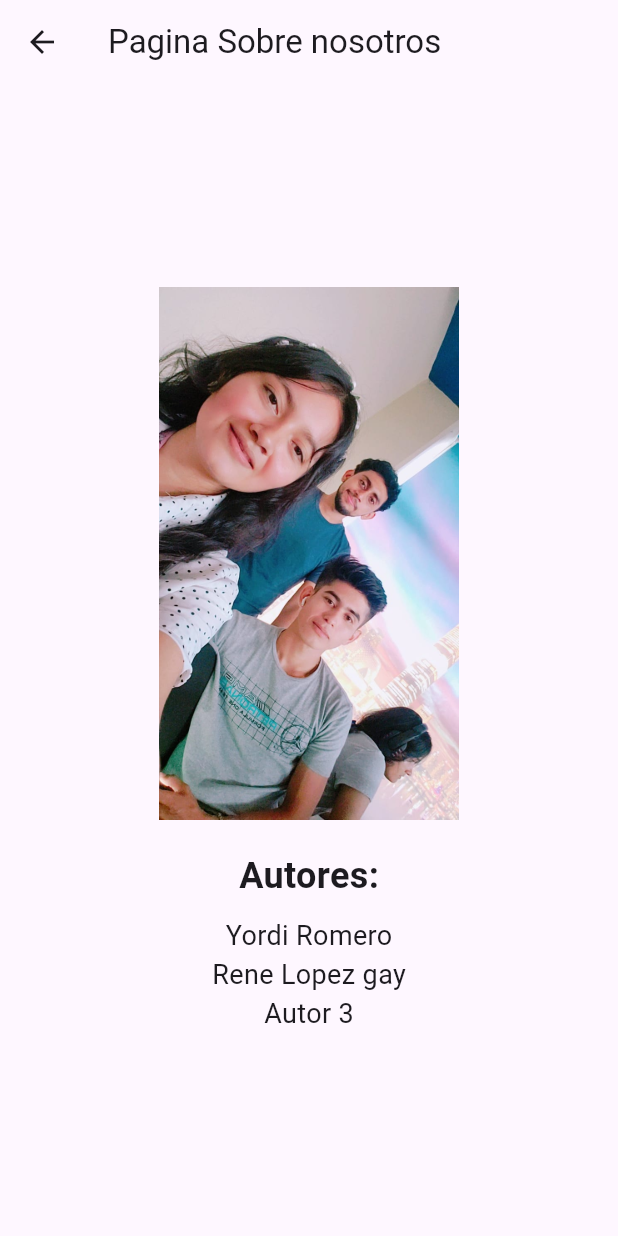
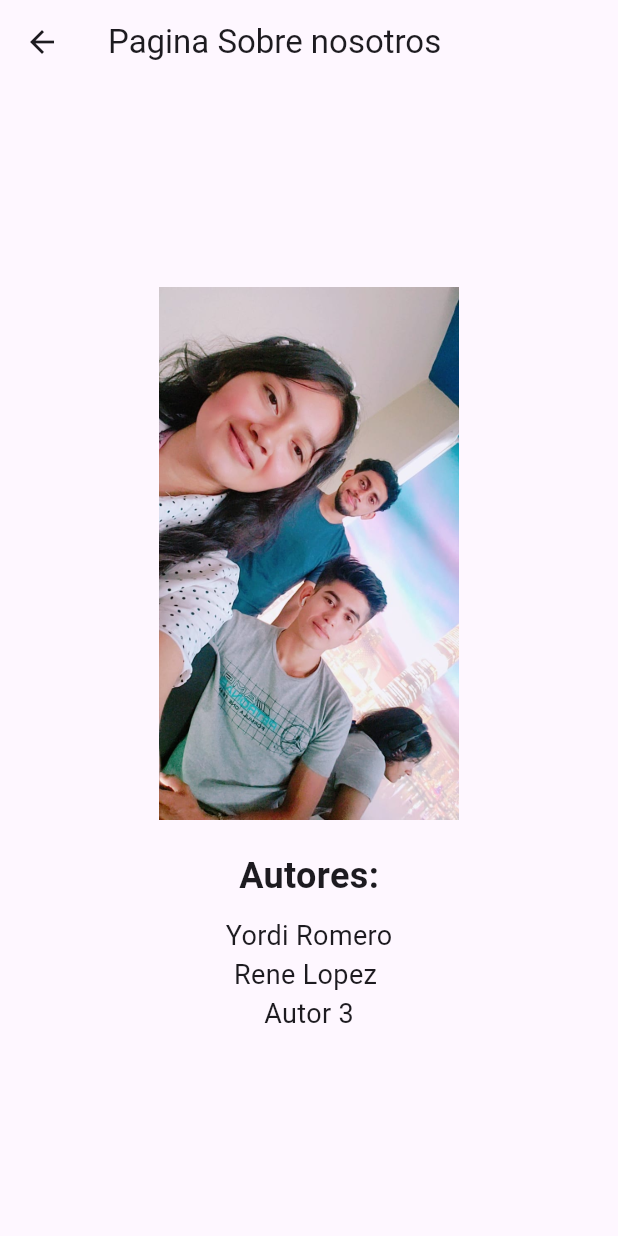
Before and after one commit to YordyM/evaluacion2_sis22, a Flutter app: the SobreNosotrosScreen screen opened directly, on a phone screen of 412 x 824 dp. Run offline on Flutter 3.47's test engine with Material 2 defaults, Android fonts, the phone set to English and light mode, and no system bars; our stand-ins replace cloud_firestore, firebase_core; accounts and stored records are empty.

Commit message:
cambiando nombre

```diff
--- a/lib/pages/sobrenosotros.dart
+++ b/lib/pages/sobrenosotros.dart
@@ -35,7 +35,7 @@ class SobreNosotrosScreen extends StatelessWidget {
               ),
             ),
             Text(
-              'Rene Lopez gay',
+              'Rene Lopez ',
               style: TextStyle(
                 fontSize:
                     18, // Ajusta el tamaño del texto según tus necesidades
```
